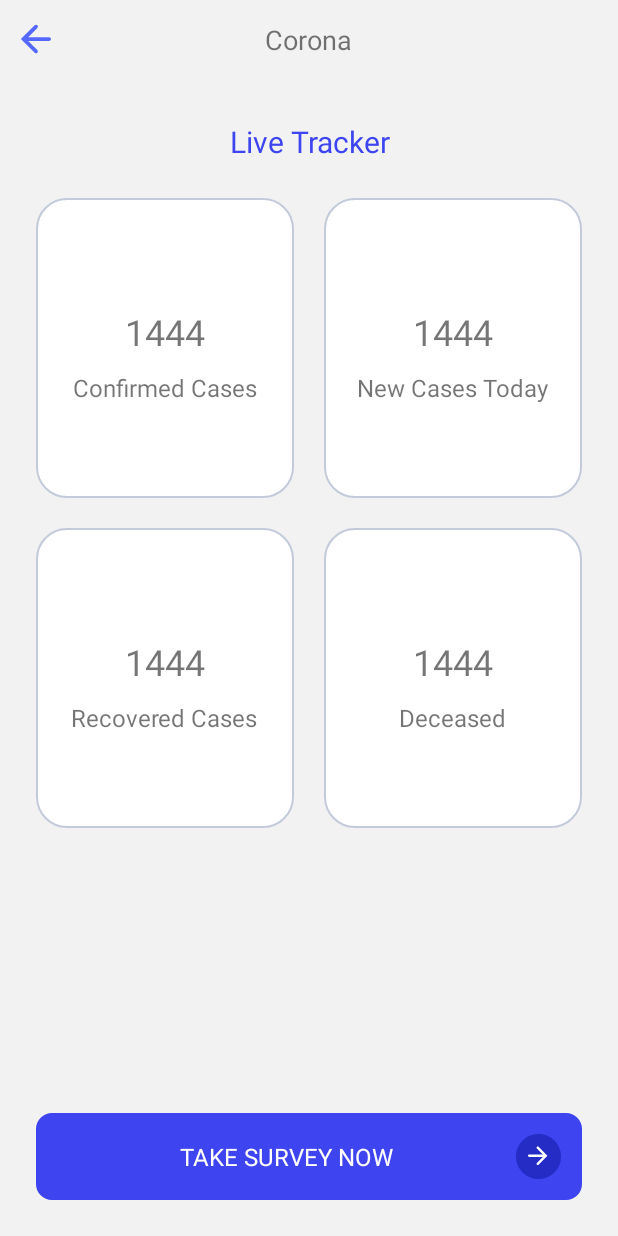
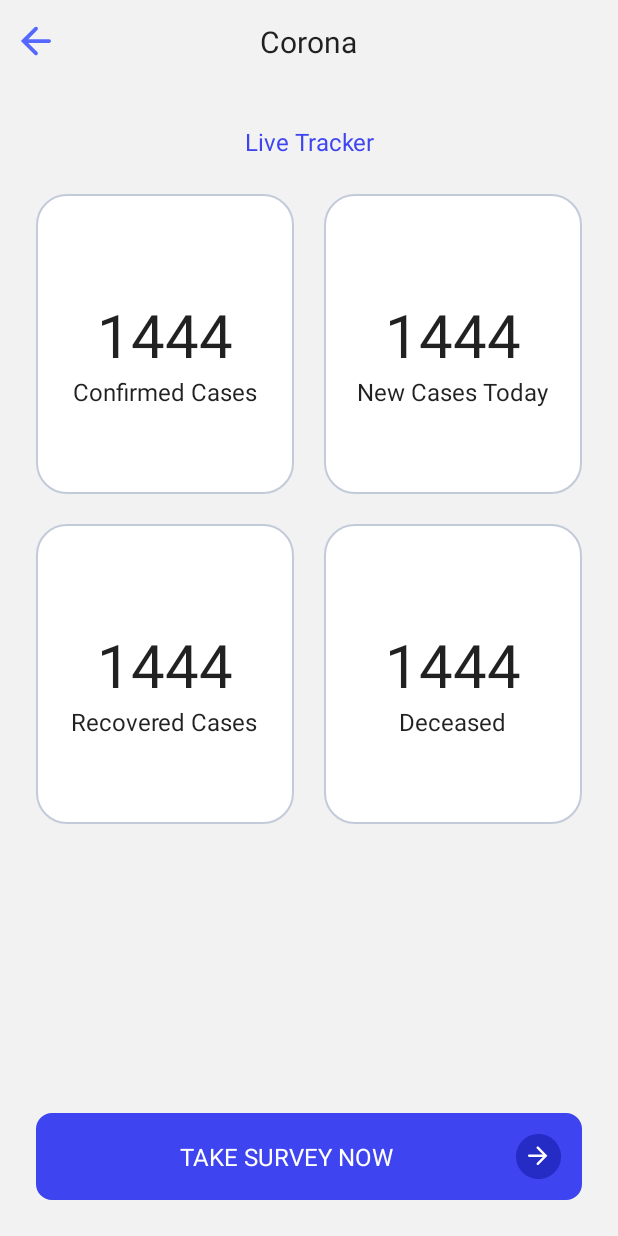
Before and after one commit to ravishbhargava/BioneCovid, an Android app: the layout activity_dashboard.xml on its own in the app's theme, with its tools: preview values and no code run, on a phone screen of 412 x 824 dp. Run offline under Robolectric (Android 15) with nearby library versions, the phone set to English and light mode, and no system bars.

Commit message:
Font and text size set on screens except result

```diff
--- a/app/src/main/res/layout/activity_dashboard.xml
+++ b/app/src/main/res/layout/activity_dashboard.xml
@@ -27,8 +27,9 @@
                 android:gravity="center"
                 android:padding="@dimen/spacing_normal"
                 android:text="Live Tracker"
+                android:textAppearance="@style/TextAppearance.FontPath"
                 android:textColor="@color/colorPrimary"
-                android:textSize="@dimen/font_xxlarge" />
+                android:textSize="@dimen/font_large" />
 
             <androidx.appcompat.widget.LinearLayoutCompat
                 android:layout_width="match_parent"
@@ -54,16 +55,17 @@
                         android:layout_marginTop="@dimen/spacing_small"
                         android:gravity="center"
                         android:text="1444"
+                        android:textAppearance="@style/TextAppearance.FontPath.semiBold"
 
-                        android:textSize="@dimen/font_xxxlarge" />
+                        android:textSize="@dimen/font_dash" />
 
                     <androidx.appcompat.widget.AppCompatTextView
 
                         android:layout_width="wrap_content"
                         android:layout_height="wrap_content"
-                        android:layout_marginTop="@dimen/spacing_small"
                         android:gravity="center"
                         android:text="Confirmed Cases"
+                        android:textAppearance="@style/TextAppearance.FontPath"
                         android:textSize="@dimen/font_large" />
                 </androidx.appcompat.widget.LinearLayoutCompat>
 
@@ -84,16 +86,17 @@
                         android:layout_marginTop="@dimen/spacing_small"
                         android:gravity="center"
                         android:text="1444"
+                        android:textAppearance="@style/TextAppearance.FontPath.semiBold"
 
-                        android:textSize="@dimen/font_xxxlarge" />
+                        android:textSize="@dimen/font_dash" />
 
                     <androidx.appcompat.widget.AppCompatTextView
 
                         android:layout_width="wrap_content"
                         android:layout_height="wrap_content"
-                        android:layout_marginTop="@dimen/spacing_small"
                         android:gravity="center"
                         android:text="New Cases Today"
+                        android:textAppearance="@style/TextAppearance.FontPath"
                         android:textSize="@dimen/font_large" />
                 </androidx.appcompat.widget.LinearLayoutCompat>
 
@@ -123,15 +126,17 @@
                         android:layout_marginTop="@dimen/spacing_small"
                         android:gravity="center"
                         android:text="1444"
-                        android:textSize="@dimen/font_xxxlarge" />
+                        android:textAppearance="@style/TextAppearance.FontPath.semiBold"
+                        android:textSize="@dimen/font_dash" />
 
                     <androidx.appcompat.widget.AppCompatTextView
 
                         android:layout_width="wrap_content"
                         android:layout_height="wrap_content"
-                        android:layout_marginTop="@dimen/spacing_small"
+
                         android:gravity="center"
                         android:text="Recovered Cases"
+                        android:textAppearance="@style/TextAppearance.FontPath"
                         android:textSize="@dimen/font_large" />
                 </androidx.appcompat.widget.LinearLayoutCompat>
 
@@ -152,16 +157,18 @@
                         android:layout_marginTop="@dimen/spacing_small"
                         android:gravity="center"
                         android:text="1444"
+                        android:textAppearance="@style/TextAppearance.FontPath.semiBold"
 
-                        android:textSize="@dimen/font_xxxlarge" />
+                        android:textSize="@dimen/font_dash" />
 
                     <androidx.appcompat.widget.AppCompatTextView
 
                         android:layout_width="wrap_content"
                         android:layout_height="wrap_content"
-                        android:layout_marginTop="@dimen/spacing_small"
+
                         android:gravity="center"
                         android:text="Deceased"
+                        android:textAppearance="@style/TextAppearance.FontPath"
                         android:textSize="@dimen/font_large" />
                 </androidx.appcompat.widget.LinearLayoutCompat>
 
@@ -181,6 +188,7 @@
             android:gravity="center"
             android:padding="@dimen/spacing_normal"
             android:text="TAKE SURVEY NOW"
+            android:textAppearance="@style/TextAppearance.FontPath.semiBold"
             android:textColor="@color/white"
             android:textSize="@dimen/font_large" />
     </RelativeLayout>
--- a/app/src/main/res/layout/activity_main.xml
+++ b/app/src/main/res/layout/activity_main.xml
@@ -38,6 +38,7 @@
             android:gravity="center"
             android:padding="@dimen/spacing_normal"
             android:text="SIGN IN"
+            android:textAppearance="@style/TextAppearance.FontPath.semiBold"
             android:textColor="@color/white"
             android:textSize="@dimen/font_large" />
 
@@ -50,7 +51,7 @@
             android:gravity="center"
             android:padding="@dimen/spacing_normal"
             android:text="SIGN UP"
-            android:textAppearance="@style/TextAppearance.FontPath.bold"
+            android:textAppearance="@style/TextAppearance.FontPath.semiBold"
             android:textColor="@color/white"
             android:textSize="@dimen/font_large" />
 
--- a/app/src/main/res/layout/fragment_question_four.xml
+++ b/app/src/main/res/layout/fragment_question_four.xml
@@ -46,6 +46,7 @@
         android:gravity="center"
         android:padding="@dimen/spacing_normal"
         android:text="CONTINUE"
+        android:textAppearance="@style/TextAppearance.FontPath.semiBold"
         android:textColor="@color/white"
         android:textSize="@dimen/font_large" />
 </RelativeLayout>
--- a/app/src/main/res/layout/fragment_question_one.xml
+++ b/app/src/main/res/layout/fragment_question_one.xml
@@ -22,6 +22,7 @@
             android:padding="@dimen/spacing_normal"
             android:text=" What is your age?*"
             android:textAlignment="center"
+            android:textAppearance="@style/TextAppearance.FontPath"
             android:textColor="@color/black"
             android:textSize="@dimen/font_xlarge" />
 
@@ -37,8 +38,9 @@
             android:minWidth="150dp"
             android:minHeight="50dp"
             android:padding="@dimen/spacing_normal"
+            android:textAppearance="@style/TextAppearance.FontPath"
             android:textColor="@color/black"
-            android:textSize="@dimen/font_large" />
+            android:textSize="@dimen/font_small" />
 
     </LinearLayout>
 
@@ -54,6 +56,7 @@
         android:gravity="center"
         android:padding="@dimen/spacing_normal"
         android:text="CONTINUE"
+        android:textAppearance="@style/TextAppearance.FontPath.semiBold"
         android:textColor="@color/white"
         android:textSize="@dimen/font_large" />
 </RelativeLayout>
--- a/app/src/main/res/layout/fragment_question_six.xml
+++ b/app/src/main/res/layout/fragment_question_six.xml
@@ -18,11 +18,11 @@
             android:layout_height="wrap_content"
             android:layout_centerHorizontal="true"
             android:layout_gravity="center"
-            android:textColor="@color/black"
             android:layout_margin="@dimen/spacing_large"
             android:padding="@dimen/spacing_normal"
             android:text="What is your current body temperature in degree Fahrenheit?*"
             android:textAlignment="center"
+            android:textColor="@color/black"
             android:textSize="@dimen/font_xlarge" />
 
         <RadioGroup
@@ -95,6 +95,7 @@
         android:gravity="center"
         android:padding="@dimen/spacing_normal"
         android:text="CONTINUE"
+        android:textAppearance="@style/TextAppearance.FontPath.semiBold"
         android:textColor="@color/white"
         android:textSize="@dimen/font_large" />
 </RelativeLayout>
--- a/app/src/main/res/layout/fragment_question_three.xml
+++ b/app/src/main/res/layout/fragment_question_three.xml
@@ -18,11 +18,11 @@
             android:layout_height="wrap_content"
             android:layout_centerHorizontal="true"
             android:layout_gravity="center"
-            android:textColor="@color/black"
             android:layout_margin="@dimen/spacing_large"
             android:padding="@dimen/spacing_normal"
             android:text="What is your current body temperature in degree Fahrenheit?*"
             android:textAlignment="center"
+            android:textColor="@color/black"
             android:textSize="@dimen/font_xlarge" />
 
         <RadioGroup
@@ -95,6 +95,7 @@
         android:gravity="center"
         android:padding="@dimen/spacing_normal"
         android:text="CONTINUE"
+        android:textAppearance="@style/TextAppearance.FontPath.semiBold"
         android:textColor="@color/white"
         android:textSize="@dimen/font_large" />
 </RelativeLayout>
--- a/app/src/main/res/layout/fragment_question_two.xml
+++ b/app/src/main/res/layout/fragment_question_two.xml
@@ -76,6 +76,7 @@
         android:gravity="center"
         android:padding="@dimen/spacing_normal"
         android:text="CONTINUE"
+        android:textAppearance="@style/TextAppearance.FontPath.semiBold"
         android:textColor="@color/white"
         android:textSize="@dimen/font_large" />
 </RelativeLayout>
--- a/app/src/main/res/layout/include_header.xml
+++ b/app/src/main/res/layout/include_header.xml
@@ -24,8 +24,9 @@
         android:layout_gravity="center"
         android:padding="@dimen/spacing_normal"
         android:text="@string/app_name"
+        android:textAppearance="@style/TextAppearance.FontPath.semiBold"
         android:textAlignment="center"
-        android:textSize="@dimen/font_xlarge" />
+        android:textSize="@dimen/font_xxlarge" />
 
 
 </RelativeLayout>
--- a/app/src/main/res/layout/item_slots_check.xml
+++ b/app/src/main/res/layout/item_slots_check.xml
@@ -24,6 +24,8 @@
         android:layout_width="wrap_content"
         android:layout_height="wrap_content"
         android:layout_marginRight="@dimen/spacing_normal"
-        android:text="Not Available" />
+        android:text="Not Available"
+        android:textAppearance="@style/TextAppearance.FontPath"
+        android:textSize="@dimen/font_small" />
 
 </androidx.appcompat.widget.LinearLayoutCompat>
--- a/app/src/main/res/layout/item_slots_radio.xml
+++ b/app/src/main/res/layout/item_slots_radio.xml
@@ -24,6 +24,8 @@
         android:layout_width="wrap_content"
         android:layout_height="wrap_content"
         android:layout_marginRight="@dimen/spacing_normal"
-        android:text="Not Available" />
+        android:text="Not Available"
+        android:textAppearance="@style/TextAppearance.FontPath"
+        android:textSize="@dimen/font_small" />
 
 </androidx.appcompat.widget.LinearLayoutCompat>
--- a/app/src/main/res/values/dimens.xml
+++ b/app/src/main/res/values/dimens.xml
@@ -3,6 +3,7 @@
 
 
     <!-- font sizes -->
+    <dimen name="font_dash">40sp</dimen>
     <dimen name="font_xxxlarge">24sp</dimen>
     <dimen name="font_xxlarge">20sp</dimen>
     <dimen name="font_xlarge">18sp</dimen>
--- a/app/src/main/res/values/styles.xml
+++ b/app/src/main/res/values/styles.xml
@@ -19,6 +19,11 @@
         <item name="fontPath">fonts/Poppins-Bold.ttf</item>
     </style>
 
+    <style name="TextAppearance.FontPath.semiBold" parent="android:TextAppearance">
+        <!-- Custom Attr-->
+        <item name="fontPath">fonts/Poppins-SemiBold.ttf</item>
+    </style>
+
 
     <!--    <style name="MyCheckBoxStyle" parent="Base.Widget.AppCompat.CompoundButton.CheckBox">-->
     <!--        <item name="android:textColor">@drawable/my_compound_button_color_selector</item>-->
```
Also changed, not shown: app/src/main/res/layout/activity_login.xml (+6 -3 lines), app/src/main/res/layout/activity_signup.xml (+11 -6 lines).
